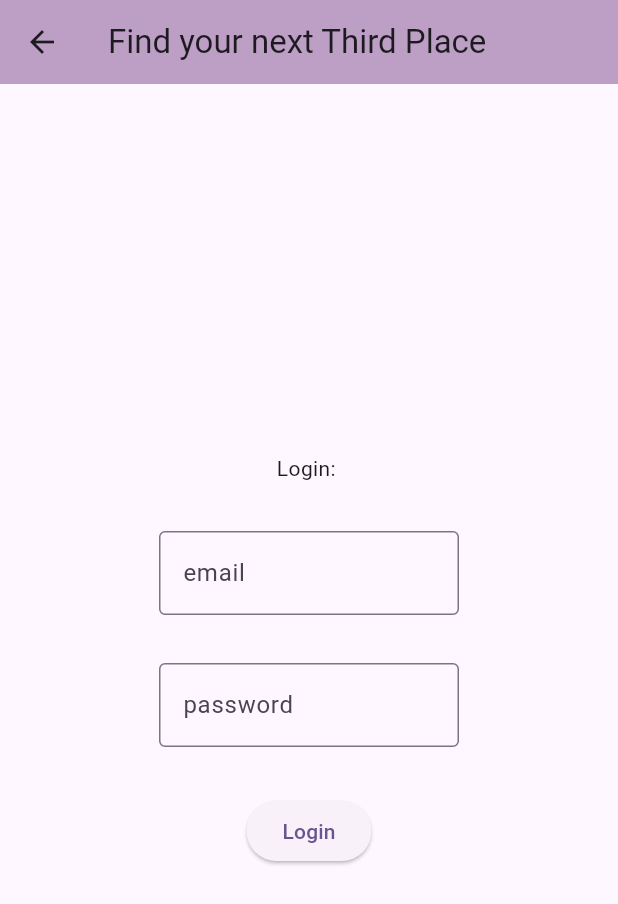
After one commit to miranda0129/winhacks_2024, a Flutter app: the screen it shows after launch, after a tap on "Logout", on a phone screen of 412 x 824 dp. The commit adds this screen. Shown: the top 904 px of the screen. Run offline on Flutter 3.47's test engine with Material 3 defaults, Android fonts, the phone set to English and light mode, and no system bars; our stand-ins replace google_maps_flutter; missing offline and left inert: dart:html, flutter_google_places, google_api_headers, google_maps_webservice.

Commit message:
Login page & Checkin/Checkout bug fixed

```diff
--- a/lib/main.dart
+++ b/lib/main.dart
@@ -2,6 +2,7 @@ import 'package:flutter/material.dart';
 import 'package:winhacks_2024/screens/checkin_widget.dart';
 import 'package:winhacks_2024/screens/friend_list_widget.dart';
 import './screens/map_widget.dart';
+import './screens/login_widget.dart';
 
 void main() {
   runApp(const MyApp());
@@ -34,11 +35,16 @@ class MyHomePage extends StatefulWidget {
 }
 
 class _MyHomePageState extends State<MyHomePage> {
-  int _counter = 0;
+  bool loggedIn = true;
+  String loginMessage = 'You are logged in as: miranda.ransom.0129@gmail.com';
 
-  void _incrementCounter() {
+  void login() {
+    loggedIn = true;
+  }
+
+  void logout() {
     setState(() {
-      _counter++;
+      loggedIn = false;
     });
   }
 
@@ -52,10 +58,23 @@ class _MyHomePageState extends State<MyHomePage> {
       ),
       body: LayoutBuilder(
         builder: (context, constraints) {
+          if (loggedIn) {
             return DefaultTabController(
               length: 3,
               child: Scaffold(
                 appBar: AppBar(
+                  title: Text(loginMessage),
+                  actions: [
+                    ElevatedButton(onPressed: () {
+                      print('login button clicked');
+                      Navigator.push(
+                        context,
+                        MaterialPageRoute(builder: (context) => const LoginWidget()),
+                      );
+                    },
+                    child: Text(loggedIn ? 'Logout' : 'Login'),
+                  ),
+                  ],
                   bottom: const TabBar(
                   tabs: [
                     Tab(icon: Icon(Icons.location_on)),
@@ -72,6 +91,27 @@ class _MyHomePageState extends State<MyHomePage> {
                 )
               ),
             );
+          } else {
+            return Center(
+              child: Column(
+                mainAxisAlignment: MainAxisAlignment.center,
+                children: [
+                  const Text('Please login'),
+                  TextButton(onPressed: () {
+                    setState(() {
+                      loggedIn = true;
+                    });
+                    Navigator.push(
+                        context,
+                        MaterialPageRoute(builder: (context) => const LoginWidget()),
+                    );
+                  },
+                  child: const Text("Login")
+                  )
+                ],
+              ),
+            );
+          }
         }
       ),
     );
--- a/lib/screens/checkin_widget.dart
+++ b/lib/screens/checkin_widget.dart
@@ -12,33 +12,29 @@ class CheckInWidget extends StatefulWidget {
 class _CheckInWidgetState extends State<CheckInWidget> {
   List<Place> places = Place.getPlaces();
   List<int> checkIns = [1, 0, 0, 1];
-  int currentCheckedLocation = -2;
+  int currentCheckedLocation = -1;
   int currentSelectedLocation = -1;
   int prevLocation = -1;
 
   void checkIn() {
     setState(() {
-      if (prevLocation != -1) {
-        checkIns[prevLocation] = checkIns[prevLocation - 1];
+      if (currentCheckedLocation != -1) {
+        checkOut();
       }
-      checkIns[currentSelectedLocation] = checkIns[currentSelectedLocation] + 1;
       currentCheckedLocation = currentSelectedLocation;
-      prevLocation = currentSelectedLocation;
+      checkIns[currentCheckedLocation] = checkIns[currentCheckedLocation] + 1;
       getCheckInMessage();
     });
   }
 
   void checkOut() {
-    setState(() {
-      if (prevLocation != -1) {
-        checkIns[prevLocation] = checkIns[prevLocation - 1];
-      }
-      checkIns[currentSelectedLocation] = checkIns[currentSelectedLocation] - 1;
-      currentCheckedLocation = -2;
+     setState(() {
+      checkIns[currentCheckedLocation] = checkIns[currentCheckedLocation] - 1;
       prevLocation = currentSelectedLocation;
+      currentCheckedLocation = -1;
       currentSelectedLocation = -1;
       getCheckInMessage();
-    });
+     });
   }
 
   String getCheckInMessage() {
@@ -63,21 +59,30 @@ class _CheckInWidgetState extends State<CheckInWidget> {
               child: Text(
                 getCheckInMessage(),
                 style: const TextStyle(
+                    fontSize: 18.0, // Adjust the font size
+                    fontWeight: FontWeight.normal, // Make it bold
+                    fontFamily: 'Roboto', // Use a specific font family if needed
+                  ),
+              ),
+            ),
+            const Padding(
+              padding: EdgeInsets.all(8.0),
+              child: Text(
+                'Your Places',
+                style: TextStyle(
                     fontSize: 24.0, // Adjust the font size
                     fontWeight: FontWeight.bold, // Make it bold
                     fontFamily: 'Roboto', // Use a specific font family if needed
-                  ),
-              ),
+                  ),),
             ),
             Expanded(
               child: ListView.builder(
                 itemCount: places.length,
                 itemBuilder: (context, index) {
                   return ListTile(
-                    //isThreeLine: true,
                     tileColor: currentSelectedLocation == index ? Color.fromARGB(98, 101, 33, 117) : null,
                     title: Text(places[index].name),
-                    subtitle: Text("Check-ins:  ${checkIns[index]}"),// + places[index].getCheckedInFriends()),
+                    subtitle: Text("Current friend Check-ins:  ${checkIns[index]}"),
                     onTap: () {
                       setState(() {
                         currentSelectedLocation = index;
@@ -93,7 +98,7 @@ class _CheckInWidgetState extends State<CheckInWidget> {
 
       floatingActionButton: FloatingActionButton(
             onPressed: () {
-              if (currentCheckedLocation == currentSelectedLocation) {
+              if ( (currentCheckedLocation == currentSelectedLocation) && (currentSelectedLocation != -1) ) {
                 checkOut();
               } else {
                 checkIn();
--- /dev/null
+++ b/lib/screens/login_widget.dart
@@ -0,0 +1,98 @@
+import 'dart:html';
+
+import 'package:flutter/material.dart';
+
+class LoginWidget extends StatefulWidget {
+  const LoginWidget({super.key});
+
+  @override
+  State<LoginWidget> createState() => _LoginWidgetState();
+}
+
+class _LoginWidgetState extends State<LoginWidget> {
+  final TextEditingController emailTextField = TextEditingController();
+  final TextEditingController passwordTextField = TextEditingController();
+  bool alertBoxActive = false;
+
+  @override dispose() {
+    emailTextField.dispose();
+    passwordTextField.dispose();
+    super.dispose();
+  }
+
+  @override
+  Widget build(BuildContext context) {
+    return Scaffold(
+      appBar: AppBar(
+        backgroundColor: const Color.fromARGB(98, 101, 33, 117),
+        title: const Text('Find your next Third Place'),
+        elevation: 2,
+      ),
+      body: Center(
+        child: Column(
+          mainAxisAlignment: MainAxisAlignment.center,
+          children: [
+            const Text("Login: "),
+             SizedBox(
+                width: 200,
+                child: TextField(
+                  controller: emailTextField,
+                  decoration: const InputDecoration(
+                      border: OutlineInputBorder(),
+                      hintText: 'email',
+                      alignLabelWithHint: true,
+                  ),
+                ),
+              ),
+              SizedBox(
+                width: 200,
+                child: TextField(
+                  obscureText: true,
+                  controller: passwordTextField,
+                  decoration: const InputDecoration(
+                      border: OutlineInputBorder(),
+                      hintText: 'password',
+                      alignLabelWithHint: true,
+                  ),
+                ),
+              ),
+              ElevatedButton(
+                onPressed: () {
+                  _showAlertDialog(context);
+
+                },
+                child: const Text('Login'),
+              ),
+          ].map((widget) => Padding(
+            padding: const EdgeInsets.all(16),
+            child: widget,
+            )).toList(),
+        ),
+      ),
+    );
+  }
+
+  void _showAlertDialog(BuildContext context) {
+    showDialog(
+      context: context,
+      builder: (BuildContext context) {
+        return AlertDialog(
+          content: const Text('You are now logged in'),
+          actions: [
+            TextButton(
+              onPressed: () {
+                //cheeseeeeeed
+                print('OK pressed');
+
+                // Close the alert dialog
+                Navigator.of(context).pop();
+                Navigator.of(context).pop();
+              },
+              child: Text('OK'),
+            ),
+          ],
+        );
+      },
+    );
+  }
+}
```
Also changed, not shown: 1 other file. Lines whose indentation alone changed are shown as unchanged.
